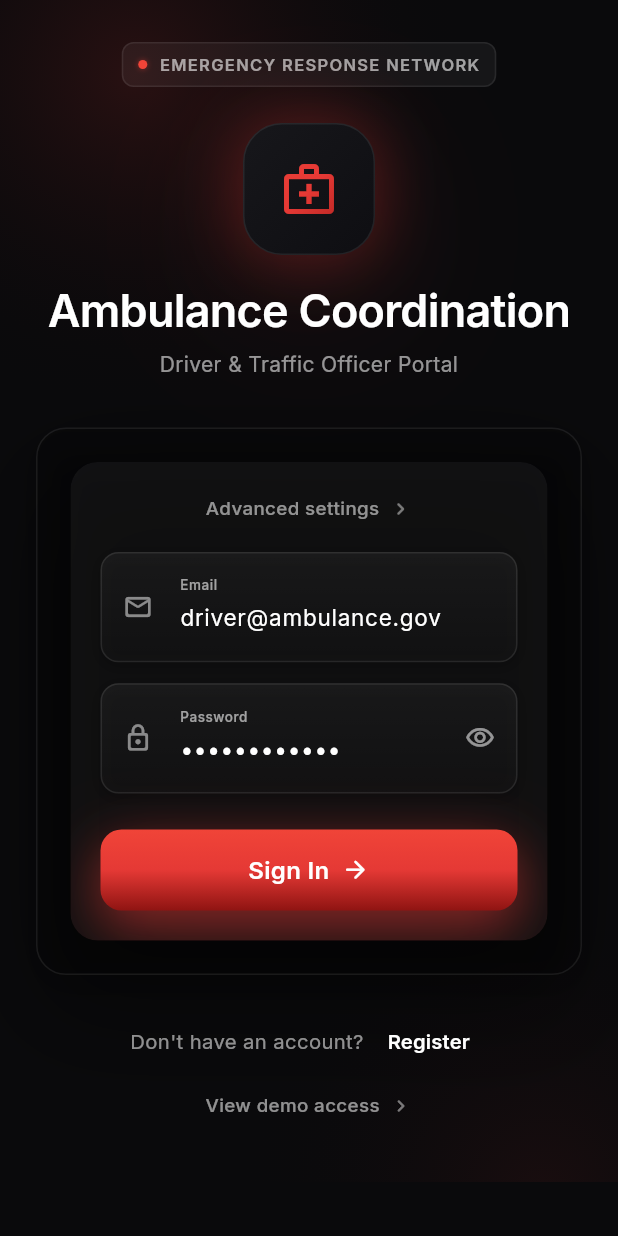
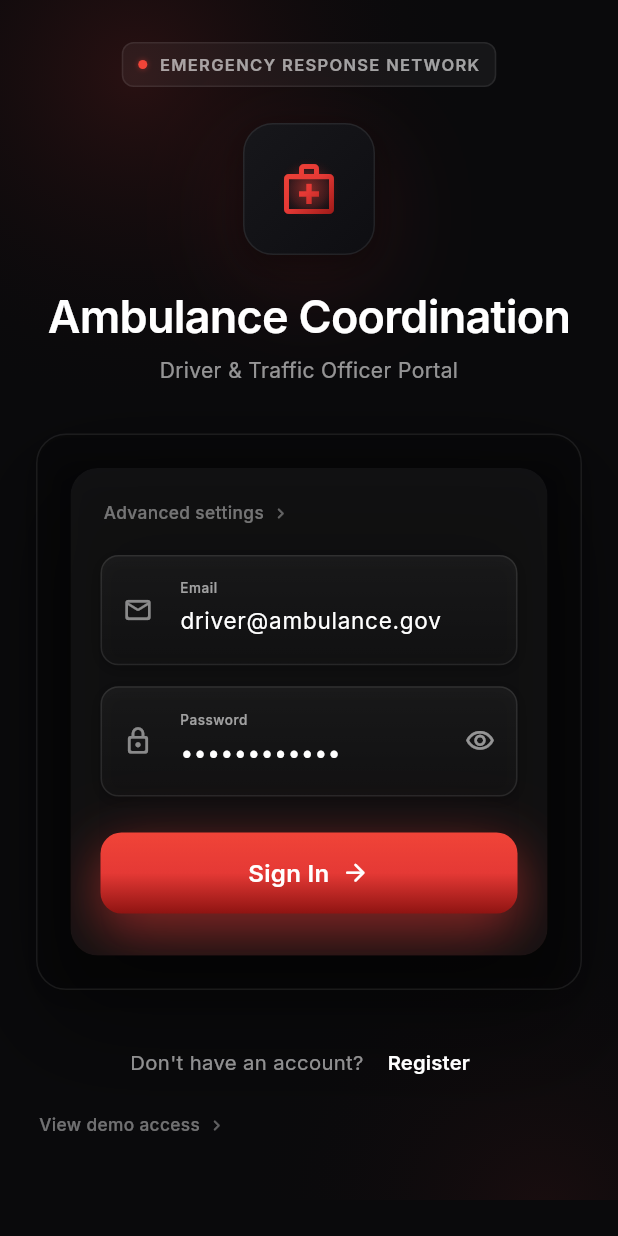
Before and after one commit to Rajaki751/Traffic-Ambulance_Coordination, a Flutter app: the screen it shows after launch, on a phone screen of 412 x 824 dp. Run offline on Flutter 3.47's test engine with Material 3 defaults, Android fonts, the phone set to English and light mode, and no system bars; our stand-ins replace dio, flutter_map, geolocator, go_router, google_fonts, latlong2 and 1 more; accounts and stored records are empty.

Commit message:
refine(mobile): soften emblem glow into icon light source, plain eye icon, left-aligned muted advanced row, balanced card padding

```diff
--- a/mobile/lib/screens/login_screen.dart
+++ b/mobile/lib/screens/login_screen.dart
@@ -86,7 +86,7 @@ class _LoginScreenState extends State<LoginScreen> {
                         const _Badge(),
                         const SizedBox(height: 24),
                         const Center(child: _Emblem()),
-                        const SizedBox(height: 20),
+                        const SizedBox(height: 24),
                         Text(
                           'Ambulance Coordination',
                           textAlign: TextAlign.center,
@@ -278,13 +278,14 @@ class _LoginScreenState extends State<LoginScreen> {
                                         );
                                       },
                                     ),
+                                    const SizedBox(height: 8),
                                   ],
                                 ),
                               ),
                             ),
                           ),
                         ),
-                        const SizedBox(height: 20),
+                        const SizedBox(height: 24),
                         Row(
                           mainAxisAlignment: MainAxisAlignment.center,
                           children: [
@@ -464,7 +465,7 @@ class _Emblem extends StatelessWidget {
       width: 88,
       height: 88,
       decoration: BoxDecoration(
-        borderRadius: BorderRadius.circular(26),
+        borderRadius: BorderRadius.circular(20),
         gradient: const LinearGradient(
           begin: Alignment.topLeft,
           end: Alignment.bottomRight,
@@ -473,18 +474,36 @@ class _Emblem extends StatelessWidget {
         border: Border.all(color: Colors.white.withOpacity(0.08)),
         boxShadow: [
           BoxShadow(
-            color: _kEmber.withOpacity(0.32),
-            blurRadius: 38,
-            spreadRadius: 3,
+            color: _kEmber.withOpacity(0.14),
+            blurRadius: 60,
+            offset: const Offset(0, 18),
           ),
           BoxShadow(
-            color: _kEmber.withOpacity(0.15),
-            blurRadius: 90,
-            offset: const Offset(0, 26),
+            color: Colors.black.withOpacity(0.35),
+            blurRadius: 16,
+            offset: const Offset(0, 6),
           ),
         ],
       ),
-      child: ShaderMask(
+      child: Stack(
+        alignment: Alignment.center,
+        children: [
+          Container(
+            width: 44,
+            height: 44,
+            decoration: BoxDecoration(
+              shape: BoxShape.circle,
+              gradient: RadialGradient(
+                colors: [
+                  _kEmberLight.withOpacity(0.50),
+                  _kEmber.withOpacity(0.20),
+                  Colors.transparent,
+                ],
+                stops: const [0.0, 0.55, 1.0],
+              ),
+            ),
+          ),
+          ShaderMask(
             blendMode: BlendMode.srcATop,
             shaderCallback: (rect) => const LinearGradient(
               begin: Alignment.topLeft,
@@ -496,6 +515,8 @@ class _Emblem extends StatelessWidget {
               size: 40,
               color: Colors.white,
             ),
+          ),
+        ],
       ),
     );
   }
@@ -526,6 +547,8 @@ class _PxField extends StatefulWidget {
 
 class _PxFieldState extends State<_PxField> {
   final _focus = FocusNode();
+  bool _eyeHover = false;
+  bool _eyePressed = false;
 
   @override
   void initState() {
@@ -612,14 +635,29 @@ class _PxFieldState extends State<_PxField> {
                 color: Colors.white.withOpacity(0.50),
               ),
               suffixIcon: widget.onToggleObscure != null
-                  ? IconButton(
-                      onPressed: widget.onToggleObscure,
-                      icon: Icon(
+                  ? MouseRegion(
+                      cursor: SystemMouseCursors.click,
+                      onEnter: (_) => setState(() => _eyeHover = true),
+                      onExit: (_) => setState(() => _eyeHover = false),
+                      child: GestureDetector(
+                        behavior: HitTestBehavior.opaque,
+                        onTapDown: (_) => setState(() => _eyePressed = true),
+                        onTapUp: (_) {
+                          setState(() => _eyePressed = false);
+                          widget.onToggleObscure!();
+                        },
+                        onTapCancel: () => setState(() => _eyePressed = false),
+                        child: Padding(
+                          padding: const EdgeInsets.all(10),
+                          child: Icon(
                             widget.obscure
                                 ? Icons.visibility_outlined
                                 : Icons.visibility_off_outlined,
                             size: 20,
-                        color: Colors.white.withOpacity(0.55),
+                            color: Colors.white.withOpacity(
+                                _eyeHover || _eyePressed ? 1.0 : 0.55),
+                          ),
+                        ),
                       ),
                     )
                   : null,
@@ -655,34 +693,37 @@ class _DisclosureRow extends StatelessWidget {
   @override
   Widget build(BuildContext context) {
     final text = GoogleFonts.inter();
-    return InkWell(
+    return Align(
+      alignment: Alignment.centerLeft,
+      child: InkWell(
         onTap: onToggle,
         borderRadius: BorderRadius.circular(8),
         child: Padding(
-        padding: const EdgeInsets.symmetric(vertical: 2),
+          padding: const EdgeInsets.symmetric(vertical: 2, horizontal: 2),
           child: Row(
-          mainAxisAlignment: MainAxisAlignment.center,
+            mainAxisSize: MainAxisSize.min,
             children: [
               Text(
                 title,
                 style: text.copyWith(
-                fontSize: 12.5,
+                  fontSize: 11.5,
                   fontWeight: FontWeight.w500,
-                color: Colors.white.withOpacity(0.55),
+                  color: Colors.white.withOpacity(0.42),
                 ),
               ),
-            const SizedBox(width: 6),
+              const SizedBox(width: 4),
               AnimatedRotation(
                 turns: open ? 0.5 : 0,
                 duration: const Duration(milliseconds: 240),
                 curve: Curves.easeOut,
                 child: Icon(
                   Icons.chevron_right_rounded,
-                size: 16,
-                color: Colors.white.withOpacity(0.45),
+                  size: 14,
+                  color: Colors.white.withOpacity(0.35),
                 ),
               ),
             ],
+          ),
         ),
       ),
     );
```
Lines whose indentation alone changed are shown as unchanged.
